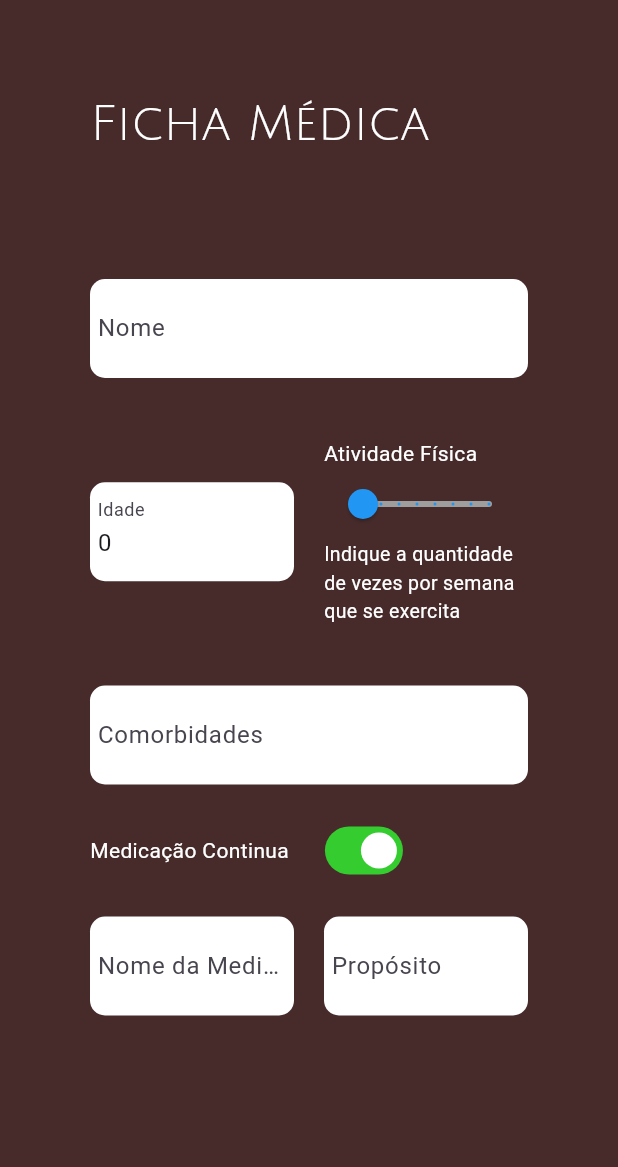
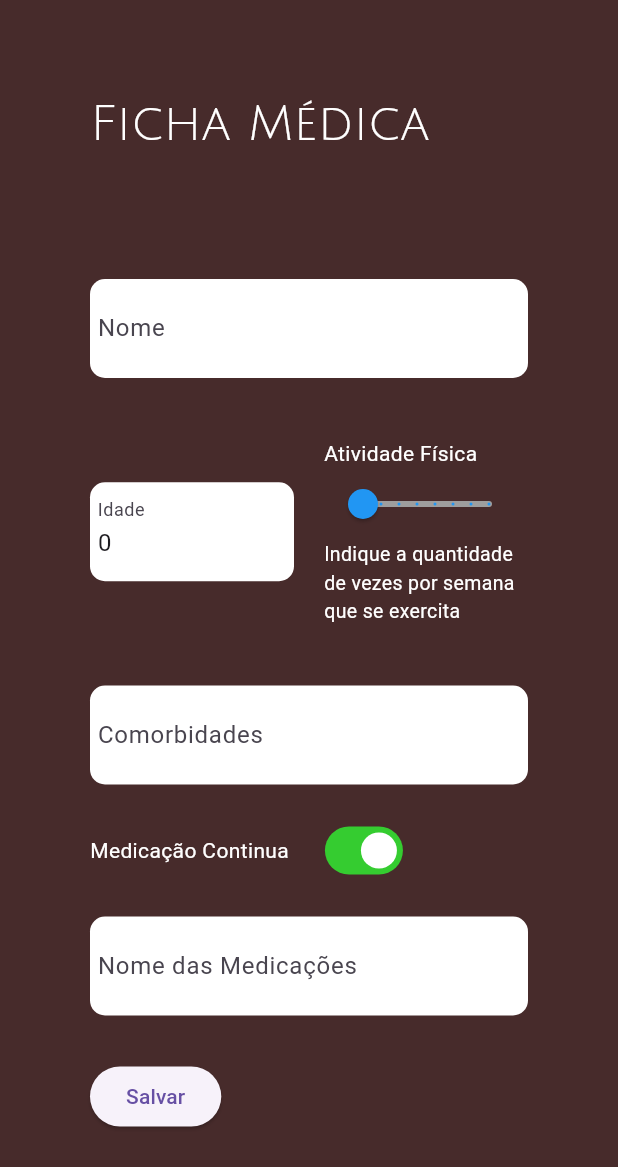
Before and after one commit to dudusandi/Wellness-Tracker, a Flutter app: the FichaMedica widget shown alone on an empty page, opened directly with empty values, on a phone screen of 412 x 824 dp. Shown: the top 1167 px of the screen. Run offline on Flutter 3.47's test engine with Material 3 defaults, Android fonts, the light colour scheme and no system bars; our stand-ins replace mask_text_input_formatter; missing offline and left inert: sqlite3, window_manager; accounts and stored records are empty.

Commit message:
ficha_medica

```diff
--- a/lib/Interface/Login.dart
+++ b/lib/Interface/Login.dart
@@ -71,6 +71,7 @@ class _LoginState extends State<Login> {
         dataNascimento: usuarioDados.dataNascimento,
         email: usuarioDados.email,
         senha: senha,
+        frequenciaExercicio: usuarioDados.frequenciaExercicio,
       );
       UsuarioLogado.setUsuario(usuario);
       Navigator.push(
--- a/lib/Interface/ficha_medica.dart
+++ b/lib/Interface/ficha_medica.dart
@@ -1,4 +1,8 @@
+import 'package:WelnessTracker/Controlador/Controller.dart';
+import 'package:WelnessTracker/Interface/Login.dart';
+import 'package:WelnessTracker/Model/GerenciarBanco.dart';
 import 'package:WelnessTracker/Model/Usuario.dart';
+import 'package:WelnessTracker/Model/UsuarioLogado.dart';
 import 'package:flutter/material.dart';
 
 class FichaMedica extends StatefulWidget {
@@ -6,16 +10,19 @@ final Usuario usuario;
 
   FichaMedica({required this.usuario});
 
-
   @override
   _FichaMedicaState createState() => _FichaMedicaState();
 }
 
-
 class _FichaMedicaState extends State<FichaMedica> {
 
+  final int? usuarioId = UsuarioLogado.usuario?.id;
+  late Controller funcoes;
   late TextEditingController nomeController;
   late TextEditingController idadeController;
+  bool isSwitched = true;
+ double FrequenciaExercicio = 0;
+
 
   int calcularIdade(String dataNascimento) {
     try {
@@ -41,19 +48,15 @@ int calcularIdade(String dataNascimento) {
   @override
   void initState() {
     super.initState();
+    funcoes = Controller(GerenciarBanco());
     nomeController = TextEditingController(text: widget.usuario.nome);
-
     int idade = calcularIdade(widget.usuario.dataNascimento);
-
     idadeController = TextEditingController(text: idade.toString());
+    FrequenciaExercicio = widget.usuario.frequenciaExercicio!;
   }
-
 
   @override
   Widget build(BuildContext context) {
-    bool isSwitched = true;
-    double FrequenciaExercicio = 0;
-
     return Container(
       color: Color(0xFF472B2B),
       padding: EdgeInsets.all(60),
@@ -109,9 +112,7 @@ int calcularIdade(String dataNascimento) {
                     min: 0,
                     max: 7,
                     divisions: 7,
-                    label: FrequenciaExercicio
-                        .round()
-                        .toString(),
+                    label: FrequenciaExercicio.round().toString(),
                     onChanged: (double value) {
                       setState(() {
                         FrequenciaExercicio = value;
@@ -120,7 +121,6 @@ int calcularIdade(String dataNascimento) {
                     activeColor: Colors.blue,
                     inactiveColor: Colors.grey,
                   ),
-
                   Text(
                     'Indique a quantidade de vezes por semana que se exercita',
                     style: TextStyle(color: Colors.white, fontSize: 13),
@@ -177,31 +177,26 @@ int calcularIdade(String dataNascimento) {
                   ),
                   child: TextField(
                     decoration: InputDecoration(
-                      labelText: "Nome da Medicação",
-                      border: InputBorder.none,
-                    ),
-                  ),
-                ),
-              ),
-              SizedBox(width: 20),
-              Expanded(
-                child: Container(
-                  padding: EdgeInsets.all(5),
-                  decoration: BoxDecoration(
-                    borderRadius: BorderRadius.circular(10),
-                    color: Colors.white,
-                  ),
-                  child: TextField(
-                    decoration: InputDecoration(
-                      labelText: "Propósito",
+                      labelText: "Nome das Medicações",
                       border: InputBorder.none,
                     ),
                   ),
                 ),
               ),
             ],
+          ),
+          SizedBox(height: 30,),
+          ElevatedButton(
+                onPressed: () {
+                  setState(() {
+                    widget.usuario.frequenciaExercicio = FrequenciaExercicio;
+                  });
+                  funcoes.salvarFichaMedica(usuarioId!, FrequenciaExercicio);
+                },
+                child: Text("Salvar"),
               )
         ],
+
       ),
     );
   }
--- a/lib/Model/CriarBanco.dart
+++ b/lib/Model/CriarBanco.dart
@@ -12,7 +12,8 @@ db.execute('''
       nome TEXT NOT NULL,
       data_nascimento TEXT NOT NULL,
       email TEXT NOT NULL UNIQUE,
-      senha TEXT NOT NULL
+      senha TEXT NOT NULL,
+      frequencia_exercicio TEXT
     );
 ''');
 
--- a/lib/Model/Usuario.dart
+++ b/lib/Model/Usuario.dart
@@ -4,6 +4,22 @@ class Usuario {
   String dataNascimento;
   String senha;
   String email;
+  double? frequenciaExercicio;
+  String? comorbidades;
+  String? medicacoes;
 
-  Usuario({required this.nome, required this.dataNascimento, required this.email, required this.senha, this.id});
+  Usuario({
+
+  required this.nome,
+  required this.dataNascimento,
+  required this.email,
+  required this.senha,
+  this.id,
+  this.frequenciaExercicio,
+  this.comorbidades,
+  this.medicacoes,
+
+
+
+  });
 }
```
Also changed, not shown: lib/Controlador/Controller.dart (+7 -0 lines), lib/Model/GerenciarBanco.dart (+15 -1 lines), 1 other file. Lines whose indentation alone changed are shown as unchanged.
